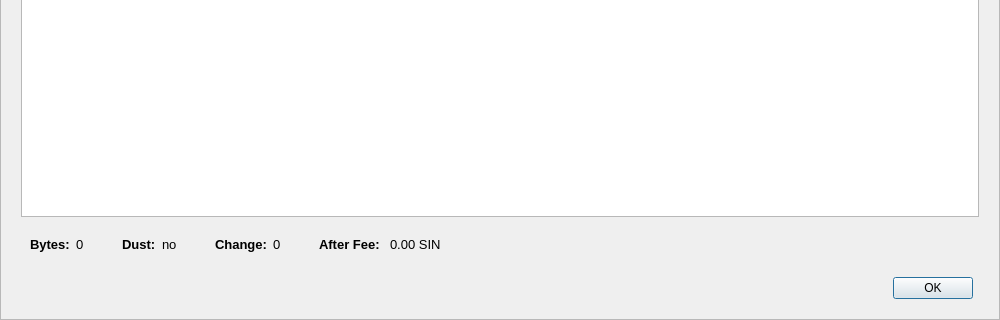
Before: the Qt Designer form src/qt/forms/coincontroldialog.ui in hardwarewise/SIN-core, drawn with Qt 5; both pictures show x 0 to 1000 and y 330 to 650 of the 1000 by 650 pixel window.
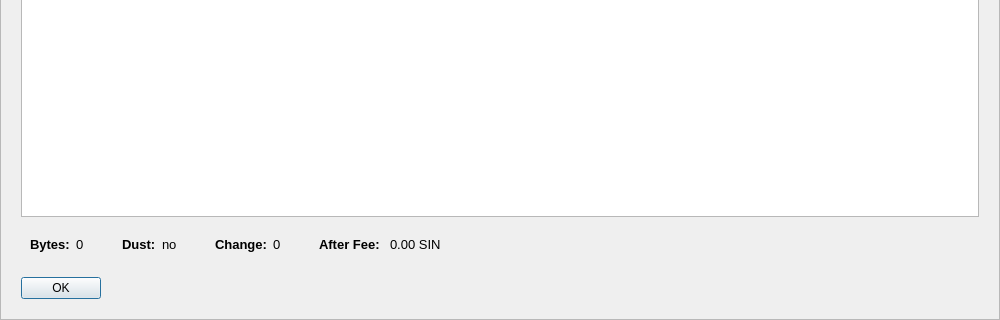
After: the same form once the commit is applied. Custom widgets are drawn as their Qt base class.

Commit message: [gui]change button position

```diff
--- a/src/qt/forms/coincontroldialog.ui
+++ b/src/qt/forms/coincontroldialog.ui
@@ -783,7 +783,7 @@
         <property name="rightMargin">
          <number>26</number>
         </property>
-        <item>
+        <item alignment="Qt::AlignLeft">
          <widget class="QDialogButtonBox" name="buttonBox">
           <property name="sizePolicy">
            <sizepolicy hsizetype="Expanding" vsizetype="Fixed">
```
